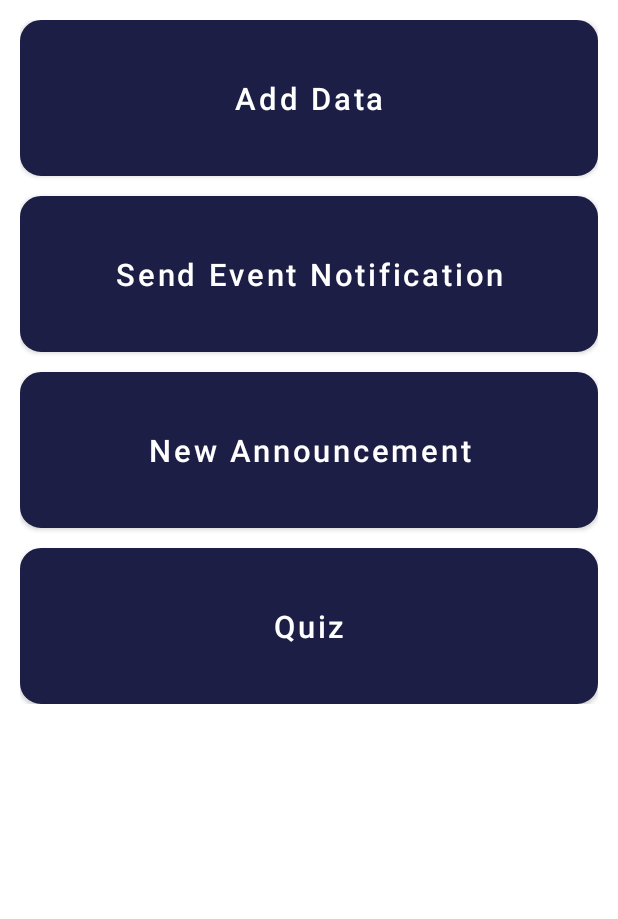
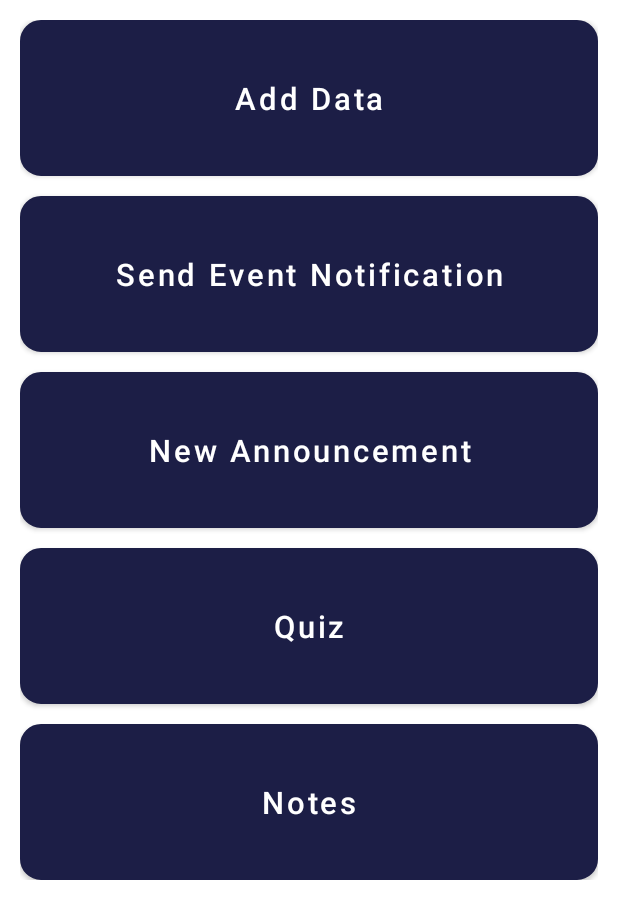
Before and after one commit to rohangadakh/College_Management, an Android app: the Admin_Activity screen opened directly, with no data from a screen before it, on a phone screen of 412 x 824 dp. Shown: the top 919 px of the screen. Run offline under Robolectric (Android 15) with nearby library versions, the phone set to English and light mode, and no system bars; our stand-ins replace Firebase (no records; nobody signed in at launch, a user with empty details on screens opened directly), sdp/ssp sizes.

Commit message:
Commit - v6 Updated UI | Notification Feature | Quiz Fragment | Announcement Fragment | NotesDownload

```diff
--- a/app/src/main/AndroidManifest.xml
+++ b/app/src/main/AndroidManifest.xml
@@ -14,6 +14,12 @@
         android:supportsRtl="true"
         android:theme="@style/Theme.CollegeManagement"
         tools:targetApi="31">
+        <activity
+            android:name=".NotesAdmin"
+            android:exported="false" />
+        <activity
+            android:name=".NotesDownload"
+            android:exported="false" />
         <activity
             android:name=".AddQuiz"
             android:exported="false" />
--- a/app/src/main/java/com/rohya/collegemanagement/Admin_Activity.java
+++ b/app/src/main/java/com/rohya/collegemanagement/Admin_Activity.java
@@ -36,6 +36,15 @@ public class Admin_Activity extends AppCompatActivity {
         setContentView(R.layout.activity_admin);
 
         Button btnAddData = findViewById(R.id.btnAddData);
+        Button btnnotes = findViewById(R.id.btnnotes);
+
+        btnnotes.setOnClickListener(new View.OnClickListener() {
+            @Override
+            public void onClick(View v) {
+                Intent i = new Intent(getApplicationContext(), NotesAdmin.class);
+                startActivity(i);
+            }
+        });
         btnAddData.setOnClickListener(new View.OnClickListener() {
             @Override
             public void onClick(View v) {
--- a/app/src/main/res/layout/activity_admin.xml
+++ b/app/src/main/res/layout/activity_admin.xml
@@ -51,7 +51,15 @@
             android:textSize="@dimen/_16ssp"
             android:background="@drawable/rounded"/>
 
-
+        <com.google.android.material.button.MaterialButton
+            android:id="@+id/btnnotes"
+            android:layout_width="match_parent"
+            android:layout_height="@dimen/_80sdp"
+            android:text="Notes"
+            android:textAllCaps="false"
+            android:layout_marginTop="@dimen/_10sdp"
+            android:textSize="@dimen/_16ssp"
+            android:background="@drawable/rounded"/>
     </LinearLayout>
 
 </ScrollView>
--- a/build.gradle
+++ b/build.gradle
@@ -4,6 +4,6 @@ buildscript {
     }
 }// Top-level build file where you can add configuration options common to all sub-projects/modules.
 plugins {
-    id 'com.android.application' version '7.4.1' apply false
-    id 'com.android.library' version '7.4.1' apply false
+    id 'com.android.application' version '8.0.0' apply false
+    id 'com.android.library' version '8.0.0' apply false
 }
--- a/gradle.properties
+++ b/gradle.properties
@@ -19,3 +19,5 @@ android.useAndroidX=true
 # resources declared in the library itself and none from the library's dependencies,
 # thereby reducing the size of the R class for that library
 android.nonTransitiveRClass=true
+android.defaults.buildfeatures.buildconfig=true
+android.nonFinalResIds=false
```
Also changed, not shown: app/src/main/java/com/rohya/collegemanagement/MainActivity.java (+14 -5 lines), app/src/main/res/layout/activity_main.xml (+15 -2 lines), gradle/wrapper/gradle-wrapper.properties.
